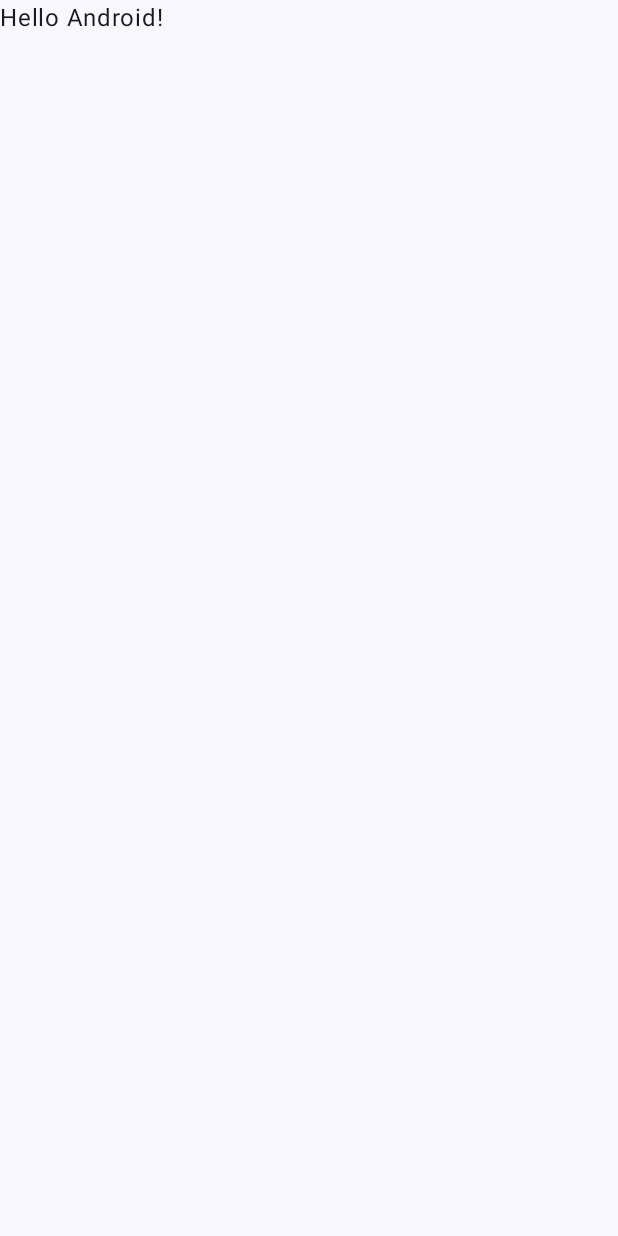
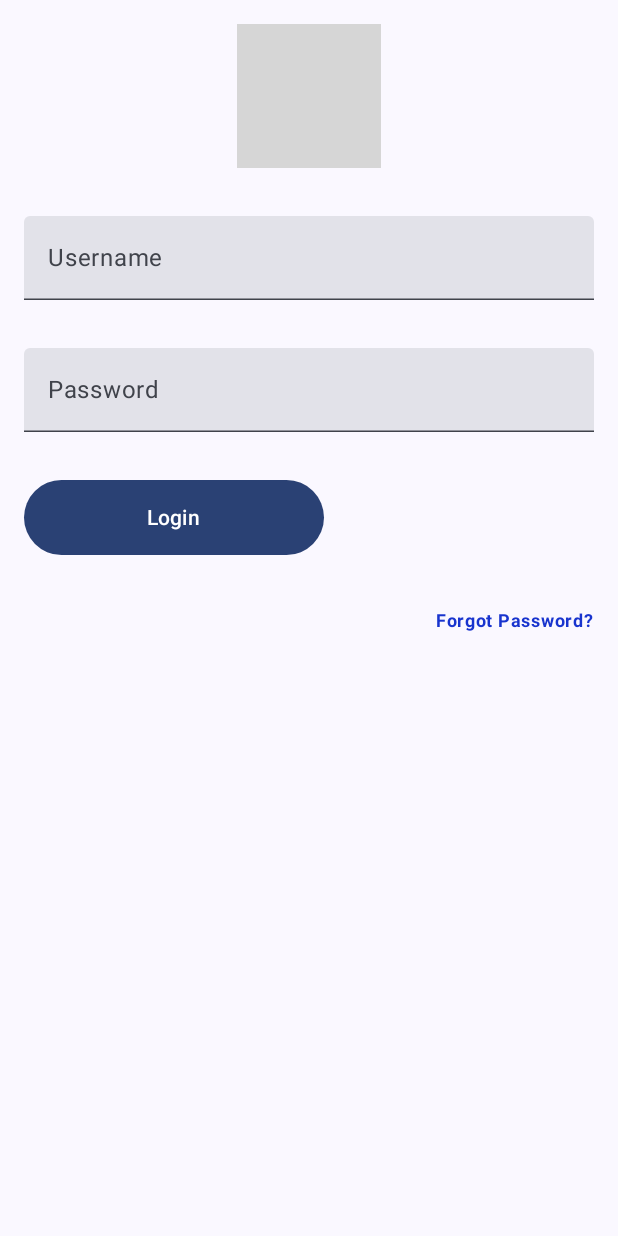
Before and after one commit to pedro-marin-sanchis/Reto_Bluemoon_AndroidApp, an Android app built with Jetpack Compose: the screen it shows after launch (MainActivity), on a phone screen of 412 x 824 dp. Before the commit the screen is almost empty. Run offline under Robolectric (Android 15) with nearby library versions, the phone set to English and light mode, and no system bars; grey boxes are pictures that could not be loaded.

Commit message:
"Initial Commit"

```diff
--- a/app/build.gradle.kts
+++ b/app/build.gradle.kts
@@ -61,6 +61,8 @@ dependencies {
     implementation("androidx.compose.ui:ui-tooling-preview")
     implementation("androidx.compose.material3:material3")
 
+    implementation("androidx.compose.material:material-icons-extended:1.6.0")
+
     implementation("com.google.code.gson:gson:2.10")
     implementation("androidx.navigation:navigation-runtime-ktx:2.7.6")
     implementation("com.squareup.retrofit2:retrofit:2.9.0")
--- a/app/src/main/java/com/uguinformatica/bluemoon/androidapp/MainActivity.kt
+++ b/app/src/main/java/com/uguinformatica/bluemoon/androidapp/MainActivity.kt
@@ -11,6 +11,7 @@ import androidx.compose.runtime.Composable
 import androidx.compose.ui.Modifier
 import androidx.compose.ui.tooling.preview.Preview
 import com.uguinformatica.bluemoon.androidapp.theme.BlueMoon_aplicationTheme
+import com.uguinformatica.bluemoon.androidapp.ui.screens.LoginScreen
 
 class MainActivity : ComponentActivity() {
     override fun onCreate(savedInstanceState: Bundle?) {
@@ -22,26 +23,9 @@ class MainActivity : ComponentActivity() {
                     modifier = Modifier.fillMaxSize(),
                     color = MaterialTheme.colorScheme.background
                 ) {
-
-                    Greeting("Android")
+                    LoginScreen()
                 }
             }
         }
     }
 }
-
-@Composable
-fun Greeting(name: String, modifier: Modifier = Modifier) {
-    Text(
-        text = "Hello $name!",
-        modifier = modifier
-    )
-}
-
-@Preview(showBackground = true)
-@Composable
-fun GreetingPreview() {
-    BlueMoon_aplicationTheme {
-        Greeting("Android")
-    }
-}
--- a/app/src/main/java/com/uguinformatica/bluemoon/androidapp/ui/screens/LoginScreen.kt
+++ b/app/src/main/java/com/uguinformatica/bluemoon/androidapp/ui/screens/LoginScreen.kt
@@ -1,8 +1,162 @@
 package com.uguinformatica.bluemoon.androidapp.ui.screens
 
-import androidx.compose.runtime.Composable
+import androidx.compose.foundation.Image
+import androidx.compose.foundation.clickable
+import androidx.compose.foundation.layout.*
+import androidx.compose.foundation.text.KeyboardOptions
+import androidx.compose.material.*
+import androidx.compose.material.icons.Icons
+import androidx.compose.material.icons.filled.Visibility
+import androidx.compose.material.icons.filled.VisibilityOff
+import androidx.compose.material3.Button
+import androidx.compose.material3.Icon
+import androidx.compose.material3.IconButton
+import androidx.compose.material3.Text
+import androidx.compose.material3.TextField
+import androidx.compose.runtime.*
+import androidx.compose.runtime.saveable.rememberSaveable
+import androidx.compose.ui.Alignment
+import androidx.compose.ui.Modifier
+import androidx.compose.ui.graphics.Color
+import androidx.compose.ui.res.painterResource
+import androidx.compose.ui.text.font.FontWeight
+import androidx.compose.ui.text.input.KeyboardType
+import androidx.compose.ui.text.input.PasswordVisualTransformation
+import androidx.compose.ui.text.input.VisualTransformation
+import androidx.compose.ui.unit.dp
+import androidx.compose.ui.unit.sp
+import com.uguinformatica.bluemoon.androidapp.R
 
 @Composable
 fun LoginScreen() {
+    var username by remember { mutableStateOf("") }
+    var password by remember { mutableStateOf("") }
 
+    Box(
+        modifier = Modifier
+            .fillMaxSize()
+            .padding(16.dp)
+    ) {
+        Column(
+            modifier = Modifier
+                .fillMaxSize()
+                .align(Alignment.Center)
+        ) {
+            HeaderImage(Modifier.align(Alignment.CenterHorizontally))
+            Spacer(modifier = Modifier.padding(16.dp))
+            UserField(username) { newUsername -> username = newUsername }
+            Spacer(modifier = Modifier.padding(16.dp))
+            PasswordField(password) { newPassword ->
+                password = newPassword
+            }
+            Spacer(modifier = Modifier.padding(16.dp))
+            LoginButton()
+            Spacer(modifier = Modifier.padding(16.dp))
+            ForgotPassword(Modifier.align(Alignment.End))
+        }
+    }
 }
+
+@Composable
+fun LoginButton() {
+    Box(
+        modifier = Modifier
+            .width(200.dp)
+            .height(50.dp),
+        contentAlignment = Alignment.Center
+    ) {
+        Button(
+            onClick = { /* Do something! */ },
+            modifier = Modifier
+                .fillMaxSize()
+        ) {
+            Text("Login")
+        }
+    }
+}
+
+@Composable
+fun ForgotPassword(modifier: Modifier = Modifier) {
+    Box(
+        modifier = modifier
+    ) {
+        // Contenido de ForgotPassword
+        Text(
+            text = "Forgot Password?",
+            modifier = Modifier.clickable { },
+            fontSize = 12.sp,
+            fontWeight = FontWeight.Bold,
+            color = Color(0xFF1834CE)
+        )
+    }
+}
+
+@Composable
+fun HeaderImage(modifier: Modifier = Modifier) {
+    Image(
+        painter = painterResource(id = R.drawable.bluemoon),
+        contentDescription = "Header Image",
+        modifier = modifier
+    )
+}
+
+@Composable
+fun UserField(user: String, onTextFieldChanged: (String) -> Unit) {
+    TextField(
+        value = user,
+        onValueChange = { onTextFieldChanged(it) },
+        label = { Text(text = "Username") },
+        keyboardOptions = KeyboardOptions.Default.copy(
+            keyboardType = KeyboardType.Text
+        ),
+        singleLine = true,
+        modifier = Modifier.fillMaxWidth()
+    )
+}
+
+@Composable
+fun PasswordVisibleIcon(passwordIsVisible: Boolean, onToggleVisibility: () -> Unit) {
+    val image = if (passwordIsVisible) {
+        Icons.Default.VisibilityOff
+    } else {
+        Icons.Default.Visibility
+    }
+
+    IconButton(
+        onClick = onToggleVisibility
+    ) {
+        Icon(
+            imageVector = image,
+            contentDescription = ""
+        )
+    }
+}
+
+@Composable
+fun PasswordField(passwordState: String, onTextFieldChanged: (String) -> Unit) {
+    var passwordIsVisible by rememberSaveable { mutableStateOf(false) }
+    val visualTransformation = if (passwordIsVisible) {
+        VisualTransformation.None
+    } else {
+        PasswordVisualTransformation()
+    }
+
+    TextField(
+        value = passwordState,
+        onValueChange = { onTextFieldChanged(it) },
+        placeholder = { Text(text = "Password") },
+        modifier = Modifier.fillMaxWidth(),
+        keyboardOptions = KeyboardOptions(keyboardType = KeyboardType.Password),
+        singleLine = true,
+        maxLines = 1,
+        visualTransformation = visualTransformation,
+        trailingIcon = {
+            if (passwordState.isNotBlank()) {
+                PasswordVisibleIcon(passwordIsVisible) {
+                    passwordIsVisible = !passwordIsVisible
+                    onTextFieldChanged(passwordState)
+                }
+            } else null
+        }
+    )
+}
--- a/build.gradle.kts
+++ b/build.gradle.kts
@@ -1,6 +1,6 @@
 // Top-level build file where you can add configuration options common to all sub-projects/modules.
 plugins {
-    id("com.android.application") version "8.2.1" apply false
+    id("com.android.application") version "8.2.2" apply false
     id("org.jetbrains.kotlin.android") version "1.9.0" apply false
     id("com.google.devtools.ksp") version "1.9.20-1.0.14" apply false
 }
```
Also changed, not shown: 1 other file.
